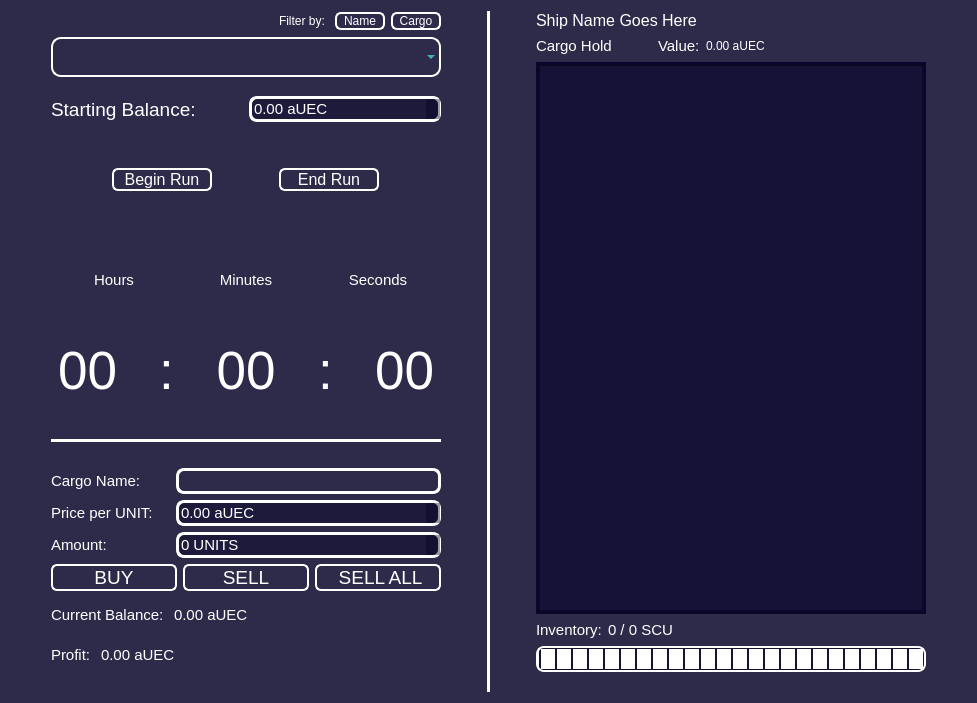
Before: the Qt Designer form widget.ui in JusDooEt/SC-Cargo-Log-Qt, drawn with Qt 5.
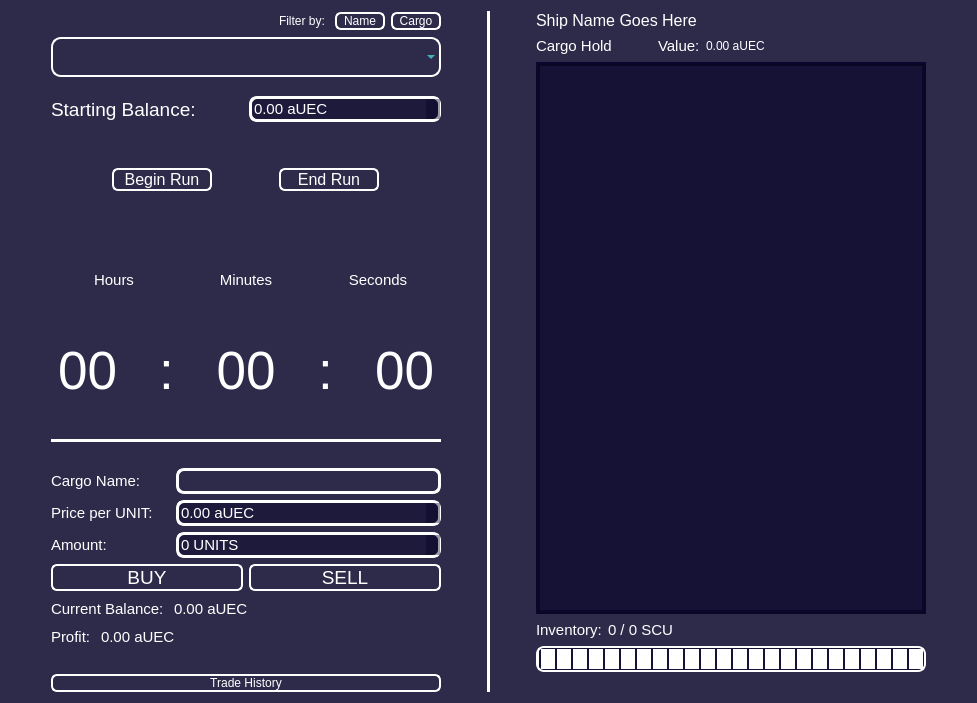
After: the same form once the commit is applied.

Commit message: Trade History Functional

The edit to the form file:
```diff
--- a/widget.ui
+++ b/widget.ui
@@ -1174,26 +1174,6 @@
            </property>
           </widget>
          </item>
-         <item>
-          <widget class="QPushButton" name="sellAllButton">
-           <property name="font">
-            <font>
-             <pointsize>14</pointsize>
-             <italic>false</italic>
-             <bold>false</bold>
-            </font>
-           </property>
-           <property name="autoFillBackground">
-            <bool>false</bool>
-           </property>
-           <property name="styleSheet">
-            <string notr="true">alternate-background-color: rgb(0, 0, 255);</string>
-           </property>
-           <property name="text">
-            <string> SELL ALL</string>
-           </property>
-          </widget>
-         </item>
         </layout>
        </item>
        <item>
@@ -1306,6 +1286,13 @@
          </property>
         </spacer>
        </item>
+       <item>
+        <widget class="QPushButton" name="tradeHistoryButton">
+         <property name="text">
+          <string>Trade History</string>
+         </property>
+        </widget>
+       </item>
       </layout>
      </item>
     </layout>
```
The commit also changes 6 other files.
